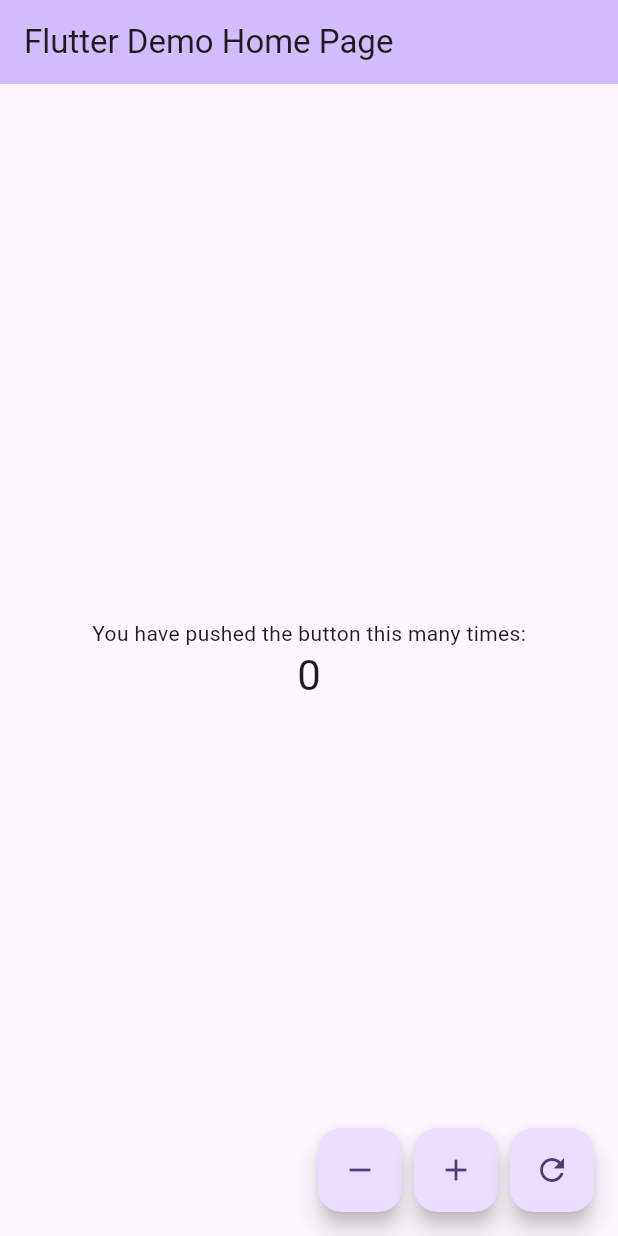
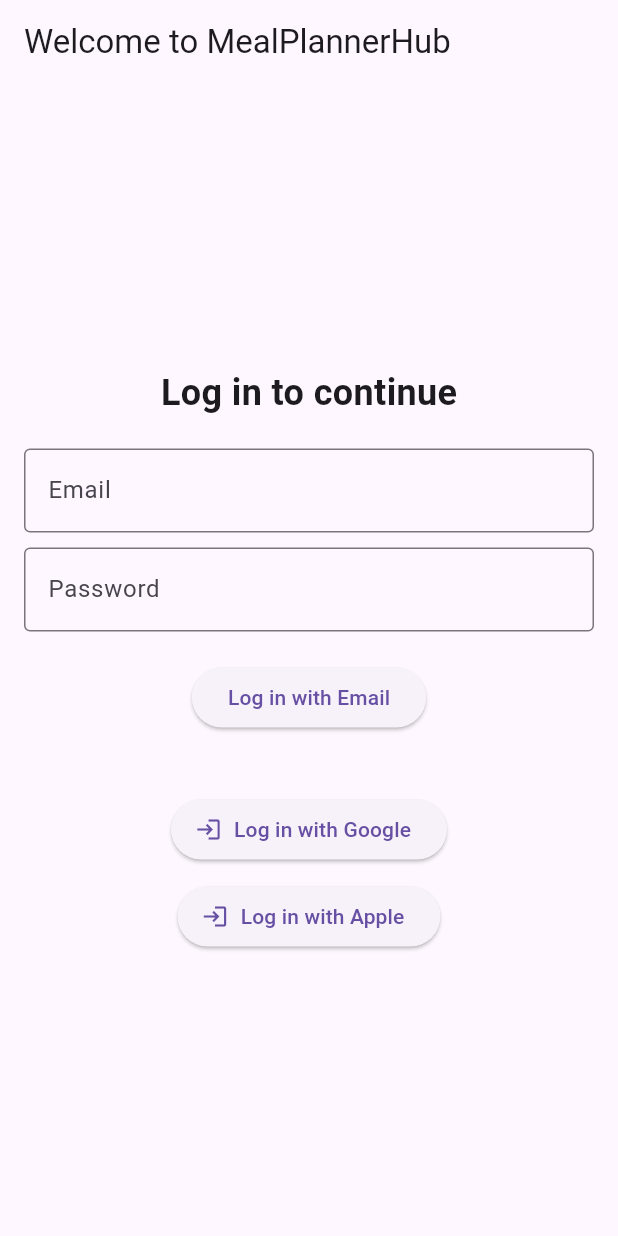
Before and after one commit to dcfrancisco/meal_planner_hub, a Flutter app: the screen it shows after launch, on a phone screen of 412 x 824 dp. Run offline on Flutter 3.47's test engine with Material 3 defaults, Android fonts, the phone set to English and light mode, and no system bars; our stand-ins replace firebase_auth, google_sign_in, local_auth, sign_in_with_apple; accounts and stored records are empty.

Commit message:
Add Firebase authentication and biometric support; create custom widgets and update app structure

```diff
--- /dev/null
+++ b/devtools_options.yaml
@@ -0,0 +1,3 @@
+description: This file stores settings for Dart & Flutter DevTools.
+documentation: https://docs.flutter.dev/tools/devtools/extensions#configure-extension-enablement-states
+extensions:
--- a/lib/meal_planner_app.dart
+++ b/lib/meal_planner_app.dart
@@ -1,5 +1,7 @@
 import 'package:flutter/material.dart';
-import 'package:meal_planner_hub/widgets/my_home_page.dart';
+
+import 'pages/login_page.dart';
+import 'pages/my_home_page.dart';
 
 class MealPlannerApp extends StatelessWidget {
   const MealPlannerApp({super.key});
@@ -8,12 +10,15 @@
   Widget build(BuildContext context) {
     return MaterialApp(
       debugShowCheckedModeBanner: false,
-      title: 'Flutter Demo',
+      title: 'MealPlannerHub',
       theme: ThemeData(
-        colorScheme: ColorScheme.fromSeed(seedColor: Colors.deepPurple),
-        useMaterial3: true,
+        primarySwatch: Colors.green,
       ),
-      home: const MyHomePage(title: 'Flutter Demo Home Page'),
+      initialRoute: '/',
+      routes: {
+        '/': (context) => const LoginPage(),
+        '/home': (context) => const MyHomePage(title: 'MealPlannerHub'),
+      },
     );
   }
 }
--- /dev/null
+++ b/lib/pages/login_page.dart
@@ -0,0 +1,168 @@
+import 'package:flutter/material.dart';
+import 'package:firebase_auth/firebase_auth.dart';
+import 'package:google_sign_in/google_sign_in.dart';
+import 'package:sign_in_with_apple/sign_in_with_apple.dart';
+import 'package:local_auth/local_auth.dart';
+
+class LoginPage extends StatefulWidget {
+  const LoginPage({super.key});
+
+  @override
+  State<LoginPage> createState() => _LoginPageState();
+}
+
+class _LoginPageState extends State<LoginPage> {
+  final FirebaseAuth _auth = FirebaseAuth.instance;
+  final LocalAuthentication _localAuth = LocalAuthentication();
+  final TextEditingController _emailController = TextEditingController();
+  final TextEditingController _passwordController = TextEditingController();
+
+  bool _isBiometricAvailable = false;
+
+  @override
+  void initState() {
+    super.initState();
+    _checkBiometricAvailability();
+  }
+
+  Future<void> _checkBiometricAvailability() async {
+    bool canCheck = await _localAuth.canCheckBiometrics;
+    setState(() {
+      _isBiometricAvailable = canCheck;
+    });
+  }
+
+  Future<void> _signInWithEmail() async {
+    try {
+      await _auth.signInWithEmailAndPassword(
+        email: _emailController.text,
+        password: _passwordController.text,
+      );
+      Navigator.pushReplacementNamed(context, '/home');
+    } catch (e) {
+      _showError(e.toString());
+    }
+  }
+
+  Future<void> _authenticateWithBiometrics() async {
+    try {
+      bool authenticated = await _localAuth.authenticate(
+        localizedReason: 'Use biometrics to log in',
+        options: const AuthenticationOptions(biometricOnly: true),
+      );
+      if (authenticated) {
+        // Handle biometric login here, e.g., navigate to home page
+        Navigator.pushReplacementNamed(context, '/home');
+      }
+    } catch (e) {
+      _showError('Biometric authentication failed: $e');
+    }
+  }
+
+  Future<void> _signInWithGoogle() async {
+    try {
+      final GoogleSignInAccount? googleUser = await GoogleSignIn().signIn();
+      if (googleUser == null) return;
+
+      final GoogleSignInAuthentication googleAuth =
+          await googleUser.authentication;
+      final AuthCredential credential = GoogleAuthProvider.credential(
+        accessToken: googleAuth.accessToken,
+        idToken: googleAuth.idToken,
+      );
+
+      await _auth.signInWithCredential(credential);
+      Navigator.pushReplacementNamed(context, '/home');
+    } catch (e) {
+      _showError('Google sign-in failed: $e');
+    }
+  }
+
+  Future<void> _signInWithApple() async {
+    try {
+      final appleCredential = await SignInWithApple.getAppleIDCredential(
+        scopes: [
+          AppleIDAuthorizationScopes.email,
+          AppleIDAuthorizationScopes.fullName,
+        ],
+      );
+
+      final oAuthCredential = OAuthProvider("apple.com").credential(
+        idToken: appleCredential.identityToken,
+        accessToken: appleCredential.authorizationCode,
+      );
+
+      await _auth.signInWithCredential(oAuthCredential);
+      Navigator.pushReplacementNamed(context, '/home');
+    } catch (e) {
+      _showError('Apple sign-in failed: $e');
+    }
+  }
+
+  void _showError(String message) {
+    ScaffoldMessenger.of(context).showSnackBar(
+      SnackBar(content: Text(message)),
+    );
+  }
+
+  @override
+  Widget build(BuildContext context) {
+    return Scaffold(
+      appBar: AppBar(
+        title: const Text('Welcome to MealPlannerHub'),
+      ),
+      body: Padding(
+        padding: const EdgeInsets.all(16.0),
+        child: Column(
+          mainAxisAlignment: MainAxisAlignment.center,
+          children: [
+            const Text(
+              'Log in to continue',
+              style: TextStyle(fontSize: 24, fontWeight: FontWeight.bold),
+            ),
+            const SizedBox(height: 20),
+            TextField(
+              controller: _emailController,
+              decoration: const InputDecoration(
+                labelText: 'Email',
+                border: OutlineInputBorder(),
+              ),
+            ),
+            const SizedBox(height: 10),
+            TextField(
+              controller: _passwordController,
+              decoration: const InputDecoration(
+                labelText: 'Password',
+                border: OutlineInputBorder(),
+              ),
+              obscureText: true,
+            ),
+            const SizedBox(height: 20),
+            ElevatedButton(
+              onPressed: _signInWithEmail,
+              child: const Text('Log in with Email'),
+            ),
+            const SizedBox(height: 20),
+            if (_isBiometricAvailable)
+              ElevatedButton(
+                onPressed: _authenticateWithBiometrics,
+                child: const Text('Log in with Face ID / Biometrics'),
+              ),
+            const SizedBox(height: 20),
+            ElevatedButton.icon(
+              icon: const Icon(Icons.login),
+              onPressed: _signInWithGoogle,
+              label: const Text('Log in with Google'),
+            ),
+            const SizedBox(height: 10),
+            ElevatedButton.icon(
+              icon: const Icon(Icons.login),
+              onPressed: _signInWithApple,
+              label: const Text('Log in with Apple'),
+            ),
+          ],
+        ),
+      ),
+    );
+  }
+}
--- /dev/null
+++ b/lib/services/auth_service.dart
@@ -0,0 +1,19 @@
+import 'package:firebase_auth/firebase_auth.dart';
+
+class AuthService {
+  final FirebaseAuth _auth = FirebaseAuth.instance;
+
+  Future<User?> signInWithEmailAndPassword(
+      String email, String password) async {
+    try {
+      UserCredential userCredential = await _auth.signInWithEmailAndPassword(
+        email: email,
+        password: password,
+      );
+      return userCredential.user;
+    } catch (e) {
+      print('Error during sign-in: $e');
+      rethrow;
+    }
+  }
+}
```
Also changed, not shown: lib/pages/landing_page.dart (added, +36 -0 lines), lib/widgets/custom_button.dart (added, +16 -0 lines), lib/widgets/input_field.dart (added, +19 -0 lines), pubspec.yaml (+7 -0 lines), lib/pages/my_home_page.dart (renamed from lib/widgets/my_home_page.dart), pubspec.lock, 59 other files.
